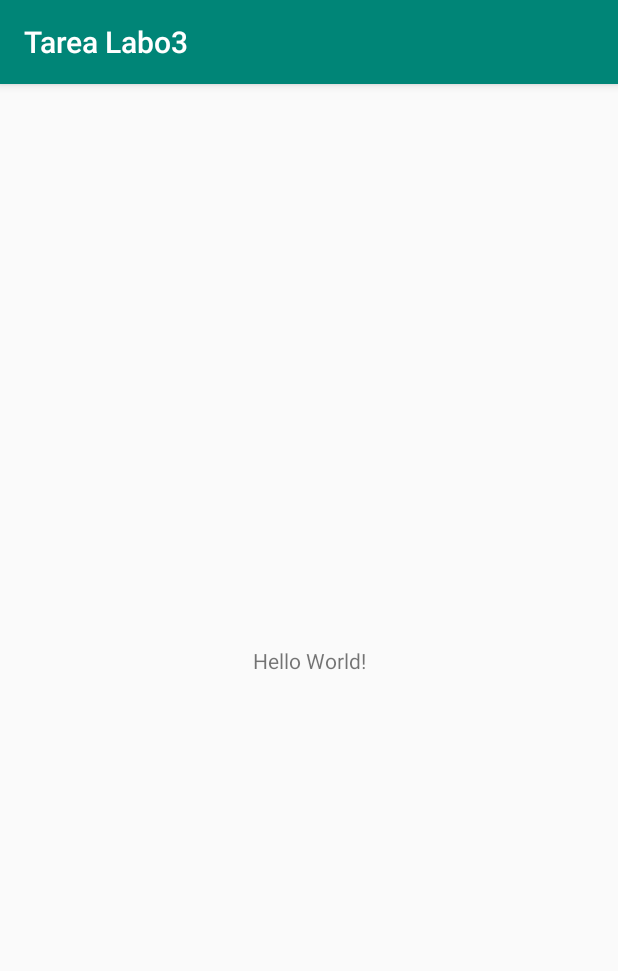
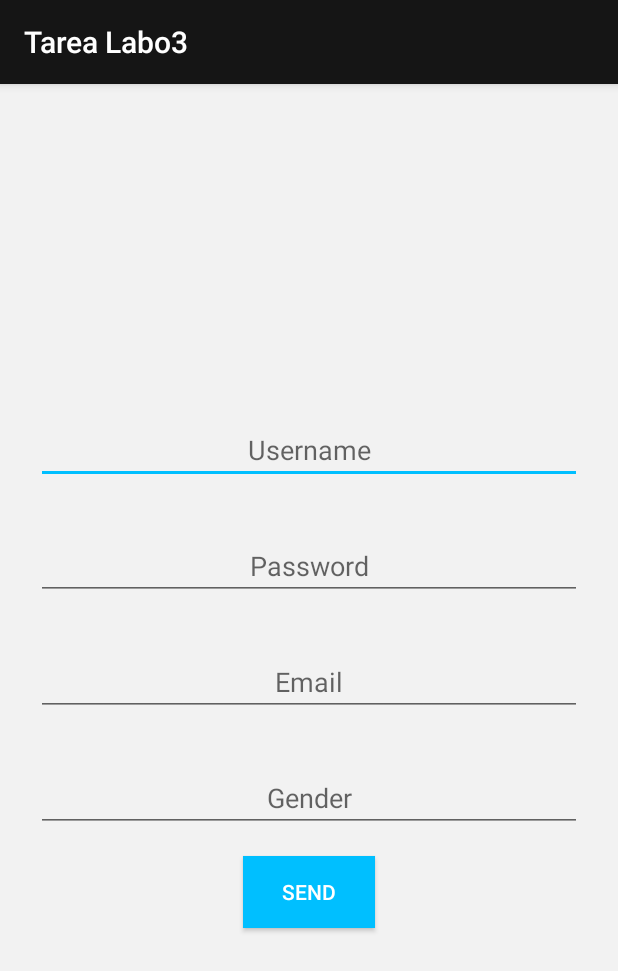
Before and after one commit to CarlosBeltranP/Labo3_PDM_ejercicio_00507511, an Android app: the screen it shows after launch (MainActivity), on a phone screen of 412 x 824 dp. Shown: the top 971 px of the screen. Run offline under Robolectric (Android 15) with nearby library versions, the phone set to English and light mode, and no system bars.

Commit message:
Tarea Labo3 Completa.

```diff
--- a/app/build.gradle
+++ b/app/build.gradle
@@ -16,6 +16,10 @@ android {
             proguardFiles getDefaultProguardFile('proguard-android-optimize.txt'), 'proguard-rules.pro'
         }
     }
+    compileOptions {
+        sourceCompatibility = '1.8'
+        targetCompatibility = '1.8'
+    }
 }
 
 dependencies {
--- a/app/src/main/java/com/example/tarealabo3/MainActivity.java
+++ b/app/src/main/java/com/example/tarealabo3/MainActivity.java
@@ -1,13 +1,46 @@
 package com.example.tarealabo3;
 
+import android.content.Intent;
 import android.support.v7.app.AppCompatActivity;
 import android.os.Bundle;
+import android.widget.Button;
+import android.widget.EditText;
+
+import com.example.tarealabo3.util.AppConstants;
 
 public class MainActivity extends AppCompatActivity {
+    private EditText userNameET;
+    private EditText emailET;
+    private EditText passwordET;
+    private EditText genderET;
+    private Button sendBT;
+
 
     @Override
     protected void onCreate(Bundle savedInstanceState) {
         super.onCreate(savedInstanceState);
         setContentView(R.layout.activity_main);
+
+        userNameET = findViewById(R.id.et_username);
+        passwordET = findViewById(R.id.et_password);
+        emailET = findViewById(R.id.et_email);
+        genderET = findViewById(R.id.et_gender);
+        sendBT = findViewById(R.id.btn_send);
+
+        sendBT.setOnClickListener(v->{
+            SendInfo();
+        });
+    }
+
+
+    private void SendInfo(){
+        Intent mIntent = new Intent (MainActivity.this, NewActivity.class);
+        mIntent.putExtra(AppConstants.TEXT_KEY_USERNAME, userNameET.getText().toString());
+        mIntent.putExtra(AppConstants.TEXT_KEY_PASSWORD, passwordET.getText().toString());
+        mIntent.putExtra(AppConstants.TEXT_KEY_EMAIL, emailET.getText().toString());
+        mIntent.putExtra(AppConstants.TEXT_KEY_GENDER, genderET.getText().toString());
+
+        startActivity(mIntent);
+
     }
 }
--- a/app/src/main/res/layout/activity_main.xml
+++ b/app/src/main/res/layout/activity_main.xml
@@ -1,18 +1,53 @@
 <?xml version="1.0" encoding="utf-8"?>
-<android.support.constraint.ConstraintLayout xmlns:android="http://schemas.android.com/apk/res/android"
-    xmlns:app="http://schemas.android.com/apk/res-auto"
+<LinearLayout xmlns:android="http://schemas.android.com/apk/res/android"
     xmlns:tools="http://schemas.android.com/tools"
     android:layout_width="match_parent"
     android:layout_height="match_parent"
-    tools:context=".MainActivity">
+    tools:context=".MainActivity"
+    android:orientation="vertical"
+    android:padding="@dimen/small_gap"
+    android:gravity="center"
+    android:background="@color/color_gray">
 
-    <TextView
+    <EditText
+        android:id="@+id/et_username"
+        android:layout_width="match_parent"
+        android:layout_height="wrap_content"
+        android:hint="Username"
+        android:gravity="center"
+        android:layout_margin="@dimen/medium_gap"/>
+
+    <EditText
+        android:id="@+id/et_password"
+        android:layout_width="match_parent"
+        android:layout_height="wrap_content"
+        android:gravity="center"
+        android:hint="Password"
+        android:layout_margin="@dimen/medium_gap"/>
+
+    <EditText
+        android:id="@+id/et_email"
+        android:layout_width="match_parent"
+        android:layout_height="wrap_content"
+        android:gravity="center"
+        android:hint="Email"
+        android:layout_margin="@dimen/medium_gap"/>
+
+    <EditText
+        android:id="@+id/et_gender"
+        android:layout_width="match_parent"
+        android:layout_height="wrap_content"
+        android:gravity="center"
+        android:hint="Gender"
+        android:layout_margin="@dimen/medium_gap"/>
+
+    <Button
+        android:id="@+id/btn_send"
         android:layout_width="wrap_content"
         android:layout_height="wrap_content"
-        android:text="Hello World!"
-        app:layout_constraintBottom_toBottomOf="parent"
-        app:layout_constraintLeft_toLeftOf="parent"
-        app:layout_constraintRight_toRightOf="parent"
-        app:layout_constraintTop_toTopOf="parent" />
+        android:text="send"
+        android:background="@color/colorAccent"
+        android:textColor="@color/color_blanco" />
 
-</android.support.constraint.ConstraintLayout>
+
+</LinearLayout>
--- a/app/src/main/res/values/colors.xml
+++ b/app/src/main/res/values/colors.xml
@@ -1,6 +1,9 @@
 <?xml version="1.0" encoding="utf-8"?>
 <resources>
-    <color name="colorPrimary">#008577</color>
-    <color name="colorPrimaryDark">#00574B</color>
-    <color name="colorAccent">#D81B60</color>
+    <color name="colorPrimary">#151515</color>
+    <color name="colorPrimaryDark">#000000</color>
+    <color name="colorAccent">#00BFFF</color>
+    <color name="color_blanco">#FFFFFF</color>
+    <color name="color_gray">#F2F2F2</color>
+    <color name="color_black">#000000</color>
 </resources>
```
Also changed, not shown: app/src/main/AndroidManifest.xml (+14 -0 lines), app/src/main/java/com/example/tarealabo3/NewActivity.java (added, +56 -0 lines), app/src/main/java/com/example/tarealabo3/ShareActivity.java (added, +27 -0 lines), app/src/main/java/com/example/tarealabo3/util/AppConstants.java (added, +9 -0 lines), app/src/main/res/layout/activity_new.xml (added, +115 -0 lines), app/src/main/res/layout/activity_share.xml (added, +28 -0 lines), app/src/main/res/values/dimens.xml (added, +10 -0 lines).
